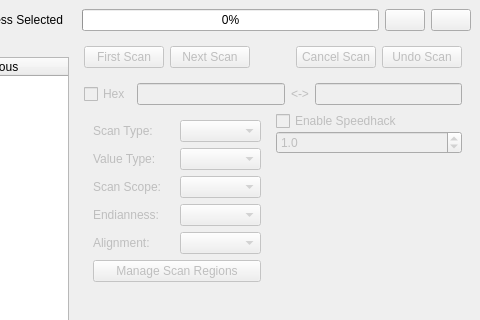
Before: the Qt Designer form GUI/MainWindow.ui in korcankaraokcu/PINCE, drawn with Qt 5; both pictures show x 288 to 768 and y 0 to 320 of the 768 by 664 pixel window.
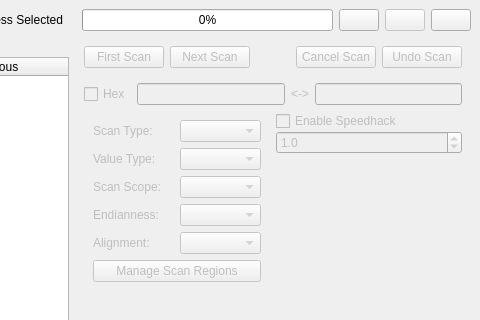
After: the same form once the commit is applied. Custom widgets are drawn as their Qt base class.

```diff
--- a/GUI/MainWindow.ui
+++ b/GUI/MainWindow.ui
@@ -636,6 +636,19 @@
         </property>
        </widget>
       </item>
+      <item>
+       <widget class="QPushButton" name="pushButton_CheckForUpdates">
+        <property name="enabled">
+         <bool>false</bool>
+        </property>
+        <property name="toolTip">
+         <string>Check for updates</string>
+        </property>
+        <property name="text">
+         <string/>
+        </property>
+       </widget>
+      </item>
       <item>
        <widget class="QPushButton" name="pushButton_Settings">
         <property name="sizePolicy">
```
